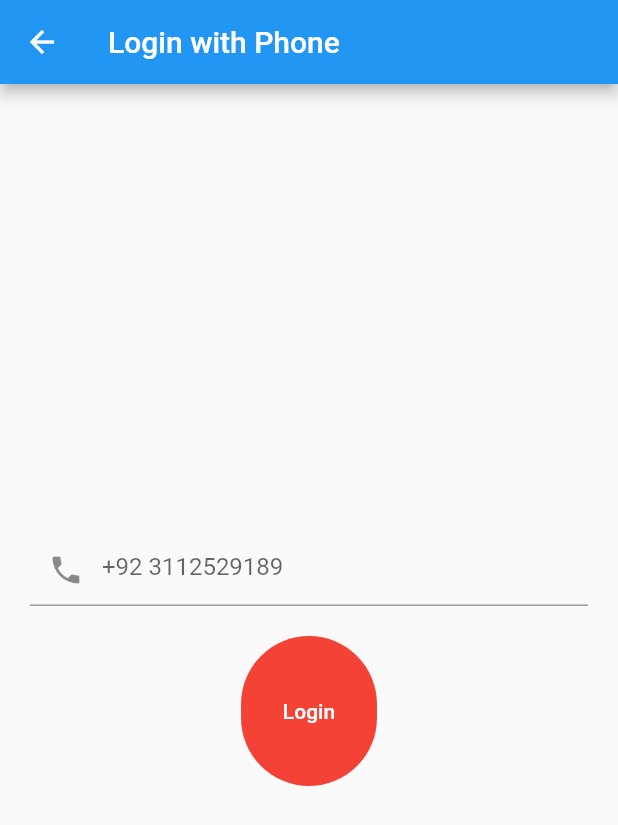
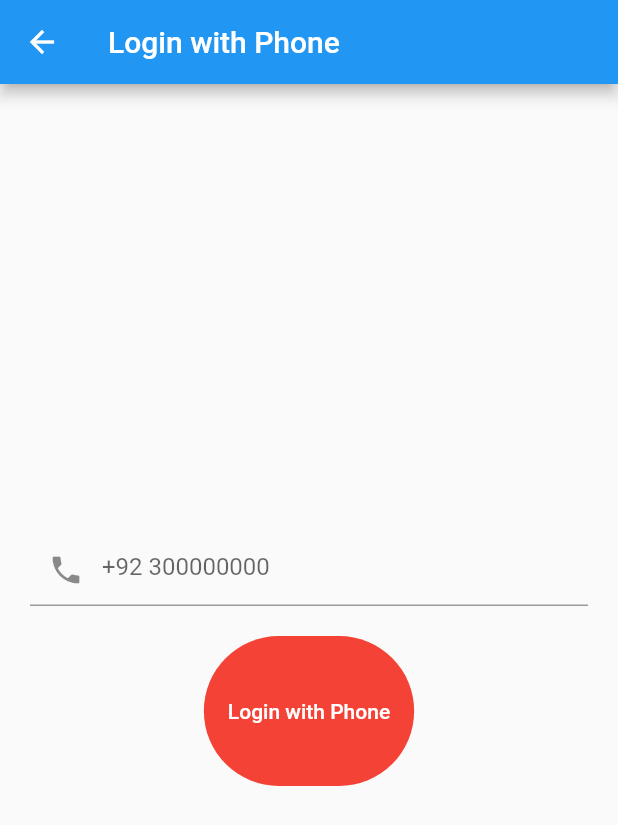
Before and after one commit to ahmedrzza/Firebase-demo, a Flutter app: the screen it shows after launch, after a tap on "Sign up", after a tap on "Log in", after a tap on "Login with Phone", on a phone screen of 412 x 824 dp. Shown: the top 825 px of the screen. Run offline on Flutter 3.47's test engine with Material 2 defaults, Android fonts, the phone set to English and light mode, and no system bars; our stand-ins replace firebase_auth, firebase_core, fluttertoast; accounts and stored records are empty.

```diff
--- a/lib/main.dart
+++ b/lib/main.dart
@@ -23,7 +23,7 @@ class MyApp extends StatelessWidget {
       theme: ThemeData(
         primarySwatch: Colors.blue,
       ),
-      home: Splash_Screen(),
+      home:const Splash_Screen(),
     );
   }
 }
--- a/lib/screen/authentication/phoneauth/login_Phone.dart
+++ b/lib/screen/authentication/phoneauth/login_Phone.dart
@@ -1,6 +1,7 @@
 import 'package:flutter/material.dart';
-import 'package:flutter/src/widgets/framework.dart';
-import 'package:flutter/src/widgets/placeholder.dart';
+import 'package:firebase_auth/firebase_auth.dart';
+import 'package:flutterfirebaseproject/screen/authentication/phoneauth/verify_code.dart';
+import 'package:flutterfirebaseproject/utils/utils.dart';
 
 class LoginWithPhoneNumber extends StatefulWidget {
   const LoginWithPhoneNumber({super.key});
@@ -11,11 +12,14 @@ class LoginWithPhoneNumber extends StatefulWidget {
 
 class _LoginWithPhoneNumberState extends State<LoginWithPhoneNumber> {
   TextEditingController phoneNumberController = TextEditingController();
+  final auth = FirebaseAuth.instance;
+  bool loading = false;
+
   @override
   Widget build(BuildContext context) {
     return Scaffold(
       appBar: AppBar(
-        title: Text('Login with Phone'),
+        title: const Text('Login with Phone'),
       ),
       body: Padding(
         padding: const EdgeInsets.symmetric(horizontal: 20),
@@ -25,18 +29,37 @@ class _LoginWithPhoneNumberState extends State<LoginWithPhoneNumber> {
           children: [
             TextFormField(
               controller: phoneNumberController,
-              decoration: InputDecoration(
+              decoration: const InputDecoration(
                 prefixIcon: Icon(
                   Icons.phone,
                 ),
-                hintText: '+92 3112529189',
+                hintText: '+92 300000000',
               ),
             ),
             Padding(
               padding: const EdgeInsets.only(top: 20),
               child: ElevatedButton(
-
-                onPressed: () {},
+                onPressed: () {
+                  auth.verifyPhoneNumber(
+                      phoneNumber: phoneNumberController.text,
+                      verificationCompleted: (_) {},
+                      verificationFailed: (e) {
+                        Utils().toastMessage(e.toString());
+                      },
+                      codeSent: (String verificationId, int? Token) {
+                        Navigator.push(
+                          context,
+                          MaterialPageRoute(
+                            builder: (context) => Verify_Code(
+                              verificationId: verificationId,
+                            ),
+                          ),
+                        );
+                      },
+                      codeAutoRetrievalTimeout: (e) {
+                        Utils().toastMessage(e.toString());
+                      });
+                },
                 style: ElevatedButton.styleFrom(
                   elevation: 0,
                   minimumSize:
@@ -44,7 +67,7 @@ class _LoginWithPhoneNumberState extends State<LoginWithPhoneNumber> {
                   backgroundColor: Colors.red,
                   shape: const StadiumBorder(),
                 ),
-                child: Text('Login'),
+                child: Text('Login with Phone'),
               ),
             ),
           ],
--- a/lib/screen/authentication/phoneauth/verify_code.dart
+++ b/lib/screen/authentication/phoneauth/verify_code.dart
@@ -3,7 +3,8 @@ import 'package:flutter/src/widgets/framework.dart';
 import 'package:flutter/src/widgets/placeholder.dart';
 
 class Verify_Code extends StatefulWidget {
-  const Verify_Code({super.key});
+  String verificationId;
+  Verify_Code({super.key, required this.verificationId});
 
   @override
   State<Verify_Code> createState() => _Verify_CodeState();
```
